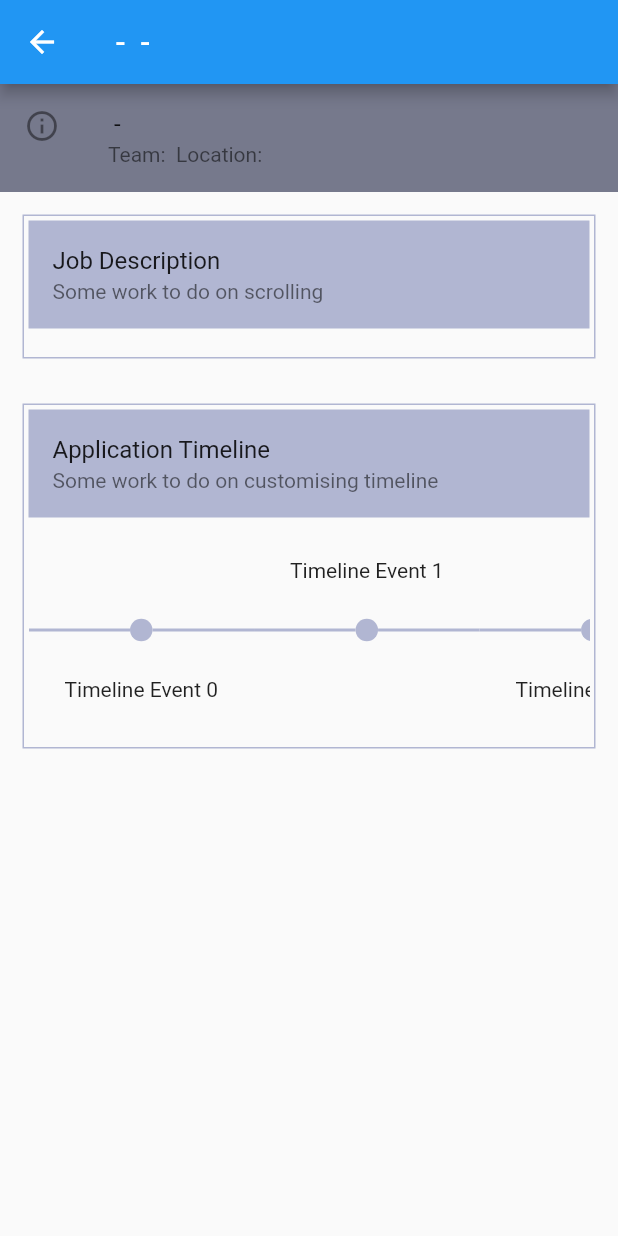
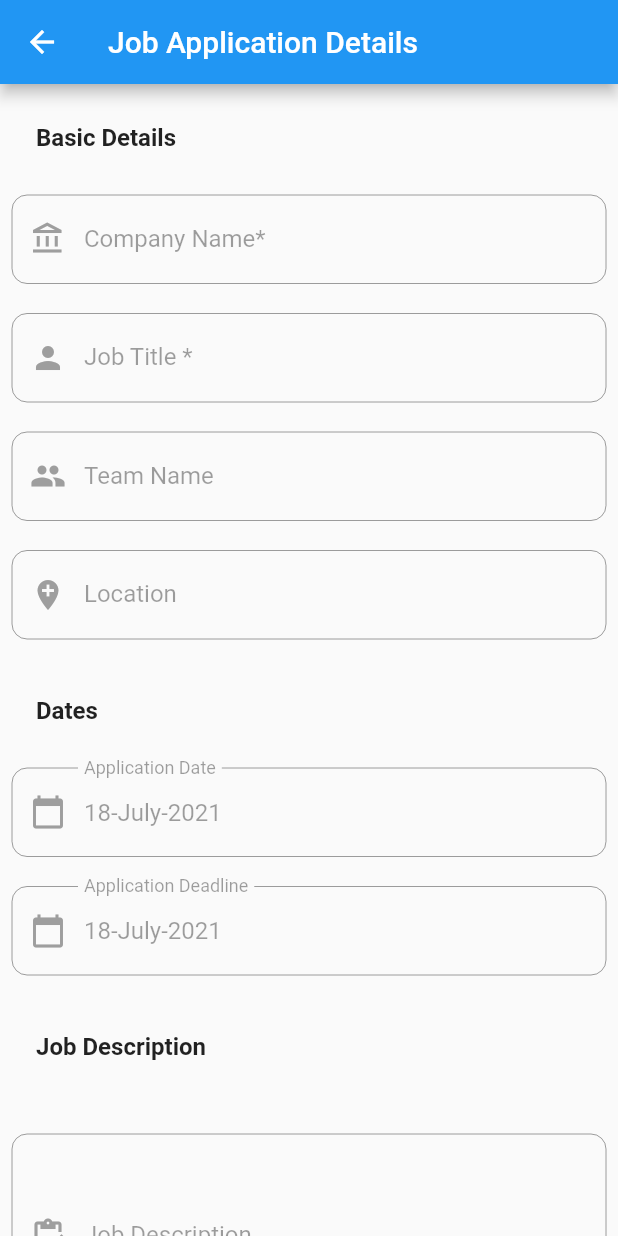
Before and after one commit to judhanny/job_seeker, a Flutter app: the JobApplicationPage screen opened directly with empty values, on a phone screen of 412 x 824 dp. Run offline on Flutter 3.47's test engine with Material 2 defaults, Android fonts, the phone set to English and light mode, and no system bars; drawn by our look-alikes of timelines; our stand-ins replace syncfusion_flutter_charts; network calls fail.

Commit message:
Rework the individual job application display page to be cleaner & reuse forms that are used when creating a new job application See #8

```diff
--- a/lib/ui/forms/job_application_basic_details_form.dart
+++ b/lib/ui/forms/job_application_basic_details_form.dart
@@ -4,7 +4,8 @@ import 'package:job_seeker/models/job_application.dart';
 class JobApplicationBasicDetailsForm extends StatefulWidget {
 
   final JobApplication jobApplication;
-  JobApplicationBasicDetailsForm(this.jobApplication);
+  bool editable;
+  JobApplicationBasicDetailsForm(this.jobApplication, this.editable);
 
   @override
   State<StatefulWidget> createState() {
@@ -32,6 +33,7 @@ class JobApplicationBasicDetailsFormState extends State<JobApplicationBasicDetai
           child: Column(
             children: <Widget>[
               TextFormField(
+                enabled: widget.editable,
                 maxLines: 1,
                 controller: _companyNameController,
                 decoration: InputDecoration(
@@ -54,6 +56,7 @@ class JobApplicationBasicDetailsFormState extends State<JobApplicationBasicDetai
               ),
               SizedBox(height: 20),
               TextFormField(
+                enabled: widget.editable,
                   maxLines: 1,
                   decoration: InputDecoration(
                     prefixIcon: const Icon(
@@ -75,6 +78,7 @@ class JobApplicationBasicDetailsFormState extends State<JobApplicationBasicDetai
                   controller: _jobTitleController),
               SizedBox(height: 20),
               TextFormField(
+                  enabled: widget.editable,
                   maxLines: 1,
                   decoration: InputDecoration(
                     prefixIcon: const Icon(
@@ -90,6 +94,7 @@ class JobApplicationBasicDetailsFormState extends State<JobApplicationBasicDetai
                   controller: _teamNameController),
               SizedBox(height: 20),
               TextFormField(
+                  enabled: widget.editable,
                   maxLines: 1,
                   decoration: InputDecoration(
                     prefixIcon: const Icon(
--- a/lib/ui/forms/job_application_dates_form.dart
+++ b/lib/ui/forms/job_application_dates_form.dart
@@ -5,7 +5,9 @@ import 'package:job_seeker/models/job_application.dart';
 class JobApplicationDatesForm extends StatefulWidget {
 
   final JobApplication jobApplication;
-  JobApplicationDatesForm(this.jobApplication);
+  final bool editable;
+
+  JobApplicationDatesForm(this.jobApplication, this.editable);
 
   @override
   State<StatefulWidget> createState() {
@@ -30,6 +32,7 @@ class JobApplicationDatesFormState extends State<JobApplicationDatesForm> {
           child: Column(
             children: <Widget>[
               TextFormField(
+                enabled: widget.editable,
                 maxLines: 1,
                 controller: _applicationDateTextController,
                 decoration: InputDecoration(
@@ -46,6 +49,7 @@ class JobApplicationDatesFormState extends State<JobApplicationDatesForm> {
               ),
               SizedBox(height: 20),
               TextFormField(
+                enabled: widget.editable,
                 maxLines: 1,
                 controller: _applicationDeadlineTextController,
                 decoration: InputDecoration(
--- a/lib/ui/forms/job_application_job_description_form.dart
+++ b/lib/ui/forms/job_application_job_description_form.dart
@@ -6,7 +6,9 @@ import 'package:job_seeker/models/job_application.dart';
 class JobApplicationJobDescriptionForm extends StatefulWidget {
 
   final JobApplication jobApplication;
-  JobApplicationJobDescriptionForm(this.jobApplication);
+  bool editable;
+
+  JobApplicationJobDescriptionForm(this.jobApplication, this.editable);
 
   @override
   State<StatefulWidget> createState() {
@@ -30,6 +32,7 @@ class JobApplicationJobDescriptionFormState extends State<JobApplicationJobDescr
             children: <Widget>[
            SizedBox(height: 20),
               TextFormField(
+                enabled: widget.editable,
                 minLines: 5,
                 maxLines: 10,
                 keyboardType: TextInputType.multiline,
--- a/lib/ui/job_application_page.dart
+++ b/lib/ui/job_application_page.dart
@@ -2,6 +2,9 @@ import 'package:flutter/material.dart';
 import 'package:job_seeker/models/job_application.dart';
 import 'package:timelines/timelines.dart';
 
+import 'forms/job_application_basic_details_form.dart';
+import 'forms/job_application_dates_form.dart';
+import 'forms/job_application_job_description_form.dart';
 import 'utils/colour_generator.dart';
 
 class JobApplicationPage extends StatefulWidget {
@@ -25,7 +28,7 @@ class JobApplicationPageState extends State<JobApplicationPage>{
     _baseColor = _colourGenerator.getPastelColourForKey(title);
     return Scaffold(
       appBar: AppBar(
-        title: Text(title),
+        title: Text("Job Application Details"),
       ),
       body: _buildJobApplicationDisplay(),
     );
@@ -33,45 +36,43 @@ class JobApplicationPageState extends State<JobApplicationPage>{
 
 
   Widget _buildJobApplicationDisplay(){
-    return Column(
-      //mainAxisAlignment: MainAxisAlignment.spaceEvenly,
+    return ListView(
+      padding: const EdgeInsets.all(8),
       children: [
+        _sectionHeader("Basic Details"),
+        SizedBox(height: 10),
         _basicDetails(),
+        SizedBox(height: 20),
+        _sectionHeader("Dates"),
+        SizedBox(height: 10),
+        _jobDateFields(),
+        SizedBox(height: 20),
+        _sectionHeader("Job Description"),
+        SizedBox(height: 10),
         _jobDescriptionDetails(),
-        _applicationTimeline(),
+        //_applicationTimeline(),
       ],
     );
   }
 
+  Widget _sectionHeader(String title){
+    return
+        ListTile(
+          title: Text(title , style: TextStyle(fontWeight: FontWeight.bold)),
+        );
+  }
+
   Widget _basicDetails(){
-    return ListTile(
-      tileColor: _colourGenerator.darken(_baseColor, 40),
-      leading: Icon(Icons.info_outline),
-      title: Text(widget.jobApplication.companyName +" - " +widget.jobApplication.jobTitle ),
-      subtitle: Text("Team: "+widget.jobApplication.teamName + " Location: " + widget.jobApplication.location),
-    );
+    return JobApplicationBasicDetailsForm(widget.jobApplication, false);
+  }
+
+  Widget _jobDateFields(){
+    return JobApplicationDatesForm(widget.jobApplication, false);
   }
 
   Widget _jobDescriptionDetails(){
-    Color widgetColor = _colourGenerator.darken(_baseColor);
-    return
-      Container(
-        margin: const EdgeInsets.all(15.0),
-        padding: const EdgeInsets.all(3.0),
-        decoration: BoxDecoration(
-            border: Border.all(color: widgetColor)
-        ),
-        child: Column(
-          children: [
-            ListTile(
-              tileColor: widgetColor,
-              title: Text("Job Description"),
-              subtitle: Text("Some work to do on scrolling"),
-            ),
-            Text( widget.jobApplication.jobDescription, maxLines: 7,),
-          ],
-        ),
-      );
+
+    return JobApplicationJobDescriptionForm(widget.jobApplication, false);
   }
 
   Widget _applicationTimeline(){
--- a/lib/ui/new_job_application_page.dart
+++ b/lib/ui/new_job_application_page.dart
@@ -33,19 +33,19 @@ class NewJobApplicationPageState extends State<NewJobApplicationPage> {
     List<Step> steps = [
     Step(
       title: Text('Basic Details'),
-      content: JobApplicationBasicDetailsForm(jobApplication),
+      content: JobApplicationBasicDetailsForm(jobApplication, true),
       state: currentStep == 0 ? StepState.editing : StepState.indexed,
       isActive: true,
     ),
     Step(
       title: Text('Dates'),
-      content: JobApplicationDatesForm(jobApplication),
+      content: JobApplicationDatesForm(jobApplication, true),
       state: currentStep == 1 ? StepState.editing : StepState.indexed,
       isActive: true,
     ),
       Step(
         title: Text('Job Description'),
-        content: JobApplicationJobDescriptionForm(jobApplication),
+        content: JobApplicationJobDescriptionForm(jobApplication, true),
         state:  StepState.complete,
         isActive: true,
       ),
```
